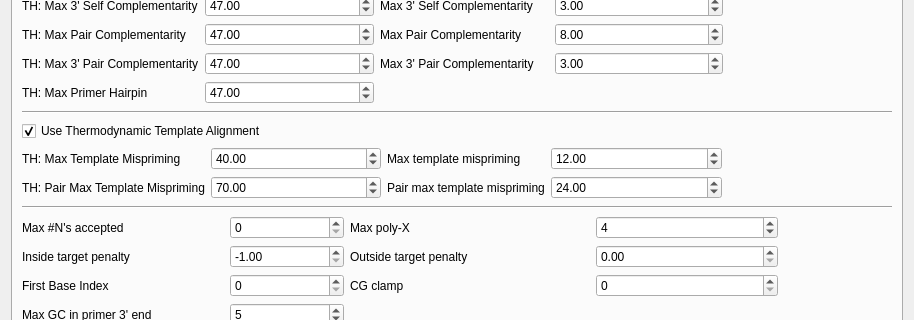
ugeneunipro/ugene, file src/plugins_3rdparty/primer3/src/Primer3Dialog.ui: the form before one commit; both pictures show x 0 to 914 and y 235 to 555 of the 914 by 962 pixel window.
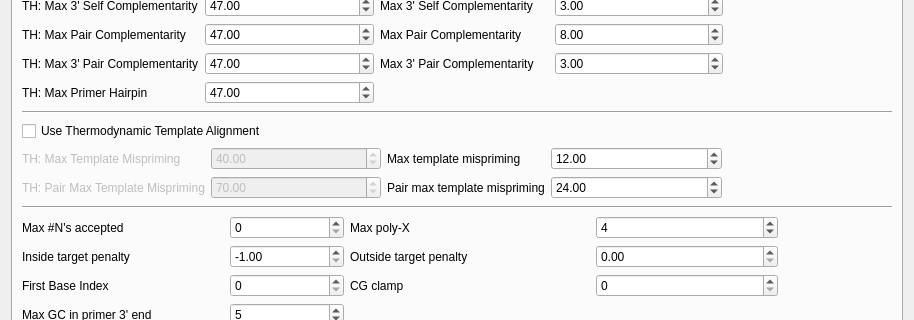
The form after the commit. The open tabs and pages were chosen to show the change.

Diff of the .ui file:
```diff
--- a/src/plugins_3rdparty/primer3/src/Primer3Dialog.ui
+++ b/src/plugins_3rdparty/primer3/src/Primer3Dialog.ui
@@ -1720,7 +1720,7 @@
             <string>Use Thermodynamic Template Alignment	</string>
            </property>
            <property name="checked">
-            <bool>true</bool>
+            <bool>false</bool>
            </property>
           </widget>
          </item>
@@ -1728,6 +1728,9 @@
           <layout class="QGridLayout" name="gridLayout_8">
            <item row="0" column="0">
             <widget class="QLabel" name="label_PRIMER_MAX_TEMPLATE_MISPRIMING_TH">
+             <property name="enabled">
+              <bool>false</bool>
+             </property>
              <property name="text">
               <string>TH: Max Template Mispriming</string>
              </property>
@@ -1735,6 +1738,9 @@
            </item>
            <item row="0" column="1">
             <widget class="QDoubleSpinBox" name="edit_PRIMER_MAX_TEMPLATE_MISPRIMING_TH">
+             <property name="enabled">
+              <bool>false</bool>
+             </property>
              <property name="sizePolicy">
               <sizepolicy hsizetype="Expanding" vsizetype="Fixed">
                <horstretch>0</horstretch>
@@ -1744,6 +1750,9 @@
              <property name="toolTip">
               <string>&lt;html&gt;&lt;head/&gt;&lt;body&gt;&lt;p&gt;&lt;span style=&quot; font-family:'Times New Roman'; color:#000000;&quot;&gt;Similar to &lt;/span&gt;&lt;a href=&quot;https://primer3.ut.ee/primer3web_help.htm#PRIMER_MAX_TEMPLATE_MISPRIMING&quot;&gt;&lt;span style=&quot; font-family:'Times New Roman'; text-decoration: underline; text-decoration-color:#000000; color:#0000ff;&quot;&gt;PRIMER_MAX_TEMPLATE_MISPRIMING&lt;/span&gt;&lt;/a&gt;&lt;span style=&quot; font-family:'Times New Roman'; color:#000000;&quot;&gt; but assesses alternative binding sites in the template using thermodynamic models (when PRIMER_THERMODYNAMIC_TEMPLATE_ALIGNMENT=1). This parameter specifies the maximum allowed melting temperature of an oligo (primer) at an &amp;quot;ectopic&amp;quot; site within the template sequence; 47.0 would be a reasonable choice if &lt;/span&gt;&lt;a href=&quot;https://primer3.ut.ee/primer3web_help.htm#PRIMER_MIN_TM&quot;&gt;&lt;span style=&quot; font-family:'Times New Roman'; text-decoration: underline; text-decoration-color:#000000; color:#0000ff;&quot;&gt;PRIMER_MIN_TM&lt;/span&gt;&lt;/a&gt;&lt;span style=&quot; font-family:'Times New Roman'; color:#000000;&quot;&gt; is 57.0.&lt;/span&gt;&lt;/p&gt;&lt;/body&gt;&lt;/html&gt;</string>
              </property>
+             <property name="minimum">
+              <double>-1.000000000000000</double>
+             </property>
              <property name="value">
               <double>40.000000000000000</double>
              </property>
@@ -1790,6 +1799,9 @@
            </item>
            <item row="1" column="0">
             <widget class="QLabel" name="label_PRIMER_PAIR_MAX_TEMPLATE_MISPRIMING_TH">
+             <property name="enabled">
+              <bool>false</bool>
+             </property>
              <property name="text">
               <string>TH: Pair Max Template Mispriming</string>
              </property>
@@ -1797,9 +1809,15 @@
            </item>
            <item row="1" column="1">
             <widget class="QDoubleSpinBox" name="edit_PRIMER_PAIR_MAX_TEMPLATE_MISPRIMING_TH">
+             <property name="enabled">
+              <bool>false</bool>
+             </property>
              <property name="toolTip">
               <string>&lt;html&gt;&lt;head/&gt;&lt;body&gt;&lt;p&gt;&lt;span style=&quot; font-family:'Times New Roman'; color:#000000;&quot;&gt;The maximum allowed summed melting temperatures of both primers at ectopic sites within the template (with the two primers in an orientation that would allow PCR amplification.) The melting temperatures are calculated as for &lt;/span&gt;&lt;a href=&quot;https://primer3.ut.ee/primer3web_help.htm#PRIMER_MAX_TEMPLATE_MISPRIMING_TH&quot;&gt;&lt;span style=&quot; font-family:'Times New Roman'; text-decoration: underline; text-decoration-color:#000000; color:#0000ff;&quot;&gt;PRIMER_MAX_TEMPLATE_MISPRIMING_TH&lt;/span&gt;&lt;/a&gt;&lt;span style=&quot; font-family:'Times New Roman'; color:#000000;&quot;&gt;.&lt;/span&gt;&lt;/p&gt;&lt;/body&gt;&lt;/html&gt;</string>
              </property>
+             <property name="minimum">
+              <double>-1.000000000000000</double>
+             </property>
              <property name="value">
               <double>70.000000000000000</double>
              </property>
```
Left out of the diff: 120 changed lines with no effect on the pictures.
